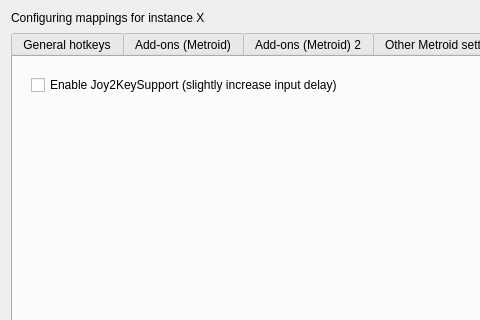
Above: src/frontend/qt_sdl/InputConfig/InputConfigDialog.ui from ag-advania/melonPrimeDS before the change; both pictures show x 0 to 480 and y 0 to 320 of the 1064 by 775 pixel window. Below: the same form after it.
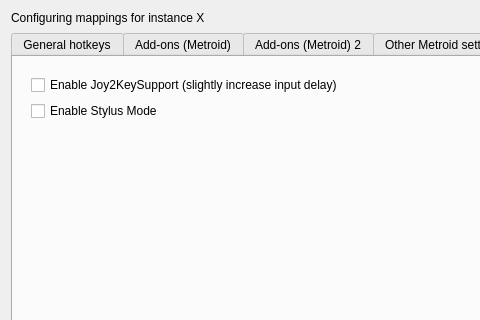
That is the form after the change. The open tabs and pages were chosen to show the change.

Commit message: Added stylus mode

The edit to the form file:
```diff
--- a/src/frontend/qt_sdl/InputConfig/InputConfigDialog.ui
+++ b/src/frontend/qt_sdl/InputConfig/InputConfigDialog.ui
@@ -2825,6 +2825,15 @@
 									</property>
 								</widget>
 							</item>
+
+							<item row="1" column="0">
+								<widget class="QCheckBox" name="cbMetroidEnableStylusMode">
+									<property name="text">
+										<string>Enable Stylus Mode</string>
+									</property>
+								</widget>
+							</item>
+
 						</layout>
 					</widget>
 				</item>
```
Left out of the diff: 2 changed lines with no effect on the pictures. The commit also changes 5 other files.
